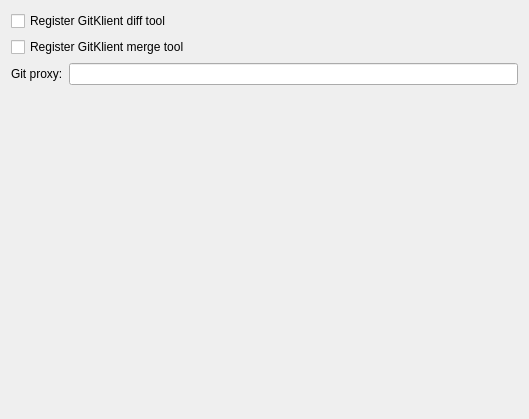
Above: src/gui/settings/settingspagegit.ui from KDE/kommit before the change. Below: the same form after it.
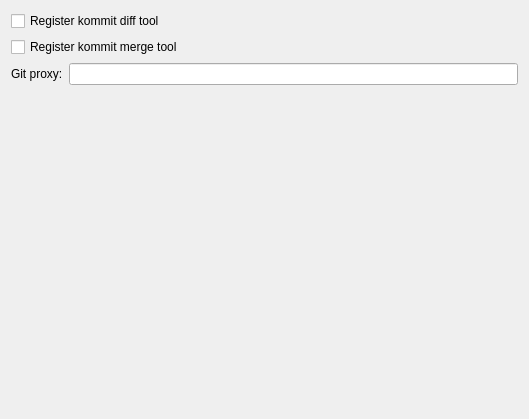
That is the form after the change.

Commit message: Rename app to kommit

```diff
--- a/src/gui/settings/settingspagegit.ui
+++ b/src/gui/settings/settingspagegit.ui
@@ -16,14 +16,14 @@
      <item>
       <widget class="QCheckBox" name="kcfg_registerDiffTool">
        <property name="text">
-        <string>Register GitKlient diff tool</string>
+        <string>Register kommit diff tool</string>
        </property>
       </widget>
      </item>
      <item>
       <widget class="QCheckBox" name="kcfg_registerMergeTool">
        <property name="text">
-        <string>Register GitKlient merge tool</string>
+        <string>Register kommit merge tool</string>
        </property>
       </widget>
      </item>
```
The commit also changes 251 other files.
